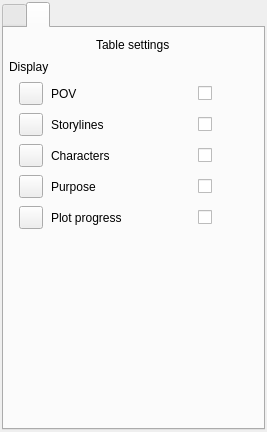
zkovari/plotlyst, file ui/scenes_view_preferences_widget.ui: the form before one commit.
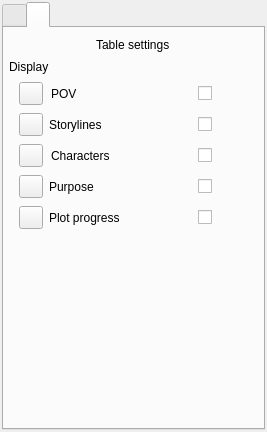
The form after the commit. The open tabs and pages were chosen to show the change. Custom widgets are drawn as their Qt base class.

The edit to the form file:
```diff
--- a/ui/scenes_view_preferences_widget.ui
+++ b/ui/scenes_view_preferences_widget.ui
@@ -490,10 +490,20 @@
         </layout>
        </item>
        <item>
+        <widget class="QWidget" name="wdgTableStorylines" native="true">
         <layout class="QHBoxLayout" name="horizontalLayout_9">
          <property name="leftMargin">
           <number>10</number>
          </property>
+          <property name="topMargin">
+           <number>0</number>
+          </property>
+          <property name="rightMargin">
+           <number>0</number>
+          </property>
+          <property name="bottomMargin">
+           <number>0</number>
+          </property>
          <item>
           <widget class="QToolButton" name="btnTableStorylines">
            <property name="text">
@@ -525,6 +535,7 @@
           </widget>
          </item>
         </layout>
+        </widget>
        </item>
        <item>
         <layout class="QHBoxLayout" name="horizontalLayout_8">
@@ -564,10 +575,20 @@
         </layout>
        </item>
        <item>
+        <widget class="QWidget" name="wdgTablePurpose" native="true">
         <layout class="QHBoxLayout" name="horizontalLayout_10">
          <property name="leftMargin">
           <number>10</number>
          </property>
+          <property name="topMargin">
+           <number>0</number>
+          </property>
+          <property name="rightMargin">
+           <number>0</number>
+          </property>
+          <property name="bottomMargin">
+           <number>0</number>
+          </property>
          <item>
           <widget class="QToolButton" name="btnTablePurpose">
            <property name="text">
@@ -599,12 +620,23 @@
           </widget>
          </item>
         </layout>
+        </widget>
        </item>
        <item>
+        <widget class="QWidget" name="wdgTableProgress" native="true">
         <layout class="QHBoxLayout" name="horizontalLayout_17">
          <property name="leftMargin">
           <number>10</number>
          </property>
+          <property name="topMargin">
+           <number>0</number>
+          </property>
+          <property name="rightMargin">
+           <number>0</number>
+          </property>
+          <property name="bottomMargin">
+           <number>0</number>
+          </property>
          <item>
           <widget class="QToolButton" name="btnTablePlotProgress">
            <property name="text">
@@ -636,6 +668,7 @@
           </widget>
          </item>
         </layout>
+        </widget>
        </item>
        <item>
         <spacer name="verticalSpacer_2">
```
Left out of the diff: 24 changed lines with no effect on the pictures. Lines whose indentation alone changed are shown as unchanged.
